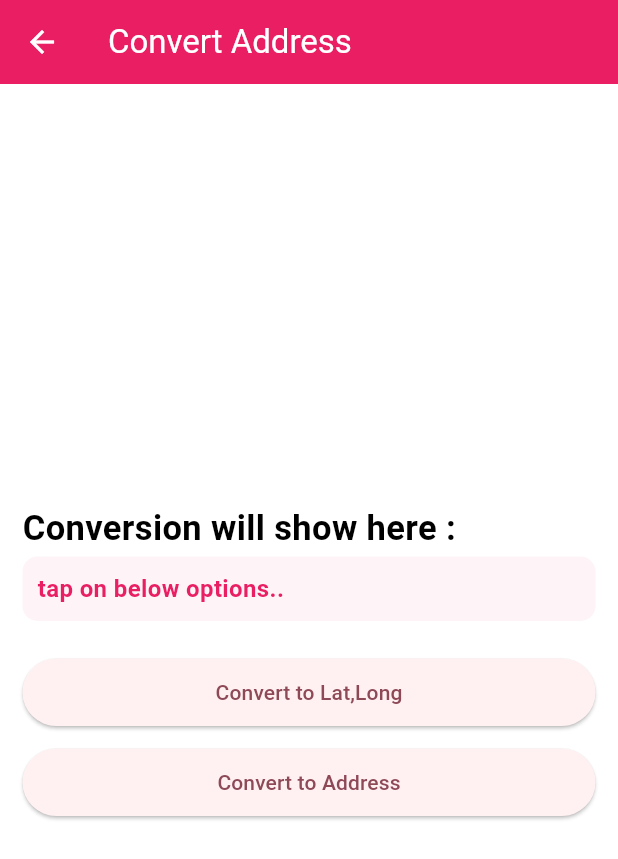
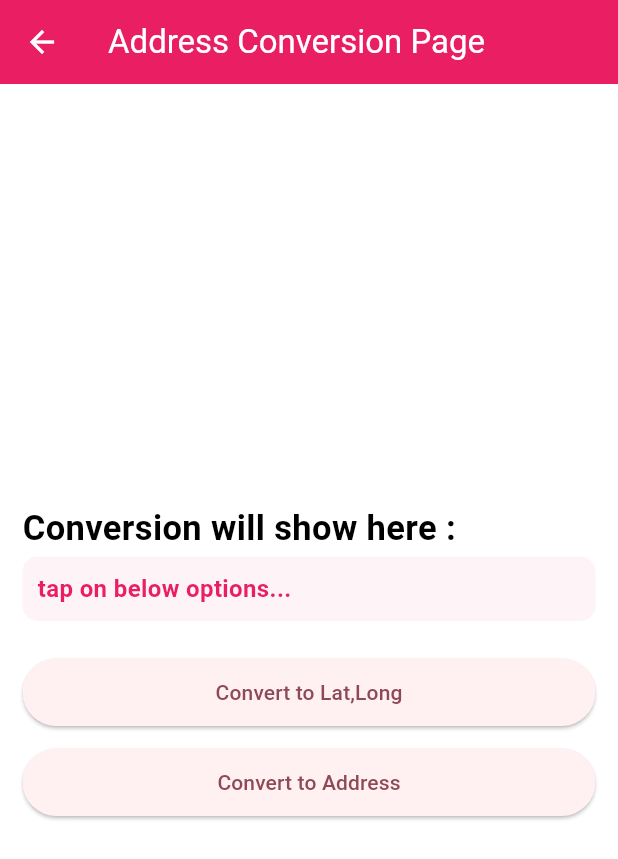
Before and after one commit to Ajy74/google_map_integration, a Flutter app: the screen it shows after launch, after a tap on "Address Converion", on a phone screen of 412 x 824 dp. Shown: the top 859 px of the screen. Run offline on Flutter 3.47's test engine with Material 3 defaults, Android fonts, the phone set to English and light mode, and no system bars; our stand-ins replace geocoding, geolocator, go_router, google_maps_flutter.

Commit message:
using path and query parameter

```diff
--- a/lib/routes/route.dart
+++ b/lib/routes/route.dart
@@ -13,6 +13,7 @@ class AppRoute {
   static final GoRouter router = GoRouter(
     routes: [
       GoRoute(
+        name: 'home',
         path: "/",
         builder: (context, state) => const HomeScreen(),
         routes: [
@@ -25,19 +26,23 @@ class AppRoute {
           ),
 
           GoRoute(
+            name: 'marker',
             path: "marker",
             builder: (context, state) => const MarkerScreen(),
           ),
 
           GoRoute(
+            name: 'current-location',
             path: "current-location",
             builder: (context, state) => const LocationMoverScreen(),
           ),
 
           GoRoute(
+            name: 'add-convert',
             path: "address-conversion/:message",
             builder: (context, state) => AddressConversionScreen(
               msg: state.pathParameters['message']!,
+              queryParam: state.uri.queryParameters['queryParam']!,
             ),
           ),
 
--- a/lib/views/address_conversion_screen.dart
+++ b/lib/views/address_conversion_screen.dart
@@ -7,7 +7,8 @@ import 'package:geocoding/geocoding.dart';
 
 class AddressConversionScreen extends StatefulWidget {
   final String msg;
-  const AddressConversionScreen({super.key, required this.msg});
+  final String queryParam;
+  const AddressConversionScreen({super.key, required this.msg, required this.queryParam});
 
   @override
   State<AddressConversionScreen> createState() => _AddressConversionScreenState();
@@ -26,7 +27,8 @@ class _AddressConversionScreenState extends State<AddressConversionScreen> {
       appBar: AppBar(
         backgroundColor: Colors.pink,
         foregroundColor: Colors.white,
-        title: const Text("Convert Address"),
+        // title: const Text("Convert Address"),
+        title: Text(widget.queryParam),
         automaticallyImplyLeading: true,
       ),
       body: Container(
--- a/lib/views/home_sceen.dart
+++ b/lib/views/home_sceen.dart
@@ -41,7 +41,8 @@ class _HomeScreenState extends State<HomeScreen> {
 
                   //~ using GoRouter
                   // GoRouter.of(context).go("/marker");
-                  context.go("/marker");
+                  // context.go("/marker");
+                  context.goNamed("marker");
                 },
                 child: const Text(
                   "Place Marker Integration"
@@ -60,7 +61,8 @@ class _HomeScreenState extends State<HomeScreen> {
                   //   return const LocationMoverScreen();
                   // },));
 
-                  context.go("/current-location");
+                  // context.go("/current-location");
+                  context.goNamed("current-location");
                 },
                 child: const Text(
                   "Current Location"
@@ -79,7 +81,16 @@ class _HomeScreenState extends State<HomeScreen> {
                   //   return const AddressConversionScreen();
                   // },));
 
-                  context.go("/address-conversion/tap on below options..");
+                  // context.go("/address-conversion/tap on below options..");
+                  context.goNamed(
+                    "add-convert",
+                    pathParameters: {
+                      "message": "tap on below options..."
+                    },
+                    queryParameters: {
+                      "queryParam": "Address Conversion Page"
+                    }
+                  );
                 },
                 child: const Text(
                   "Address Converion"
```
